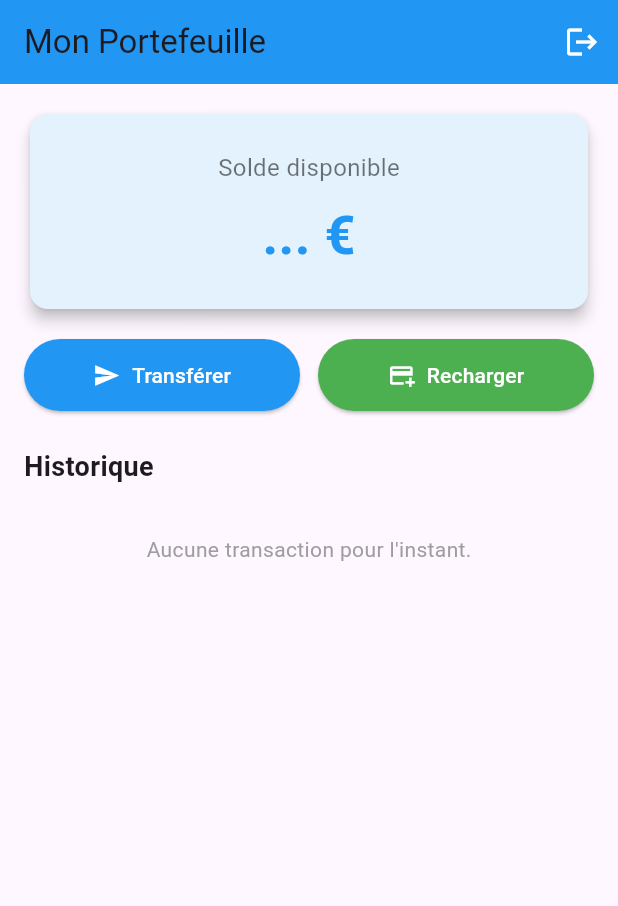
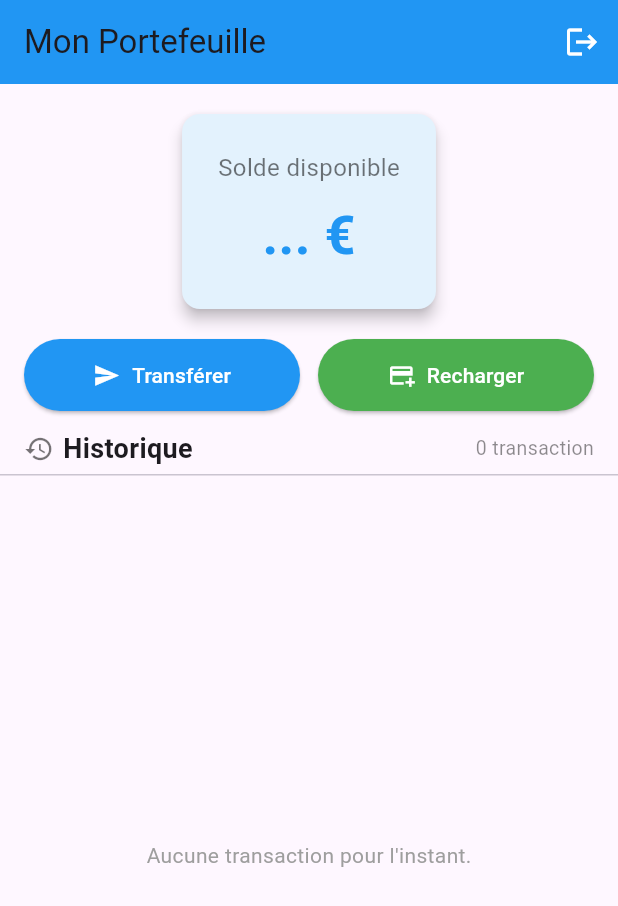
Before and after one commit to roor-killa/mobileapp-2026, a Flutter app: the WalletScreen screen opened directly, on a phone screen of 412 x 824 dp. Shown: the top 906 px of the screen. Run offline on Flutter 3.47's test engine with Material 3 defaults, Android fonts, the phone set to English and light mode, and no system bars; our stand-ins replace flutter_secure_storage; missing offline and left inert: flutter_stripe; accounts and stored records are empty; network calls fail.

Commit message:
UI : historique défilant et confirmation avant transfert
- wallet_screen : en-tête fixe (solde + boutons), liste défilante
  indépendante avec compteur de transactions et avatars colorés
- transfer_screen : popup AlertDialog de confirmation (destinataire +
  montant) avec boutons Annuler / Confirmer avant d'exécuter le transfert

Co-Authored-By: Claude Sonnet 4.6 <noreply@anthropic.com>

```diff
--- a/project/firstapp/lib/screens/wallet_screen.dart
+++ b/project/firstapp/lib/screens/wallet_screen.dart
@@ -67,10 +67,12 @@ class _WalletScreenState extends State<WalletScreen> {
       ),
       body: _isLoading
           ? const Center(child: CircularProgressIndicator())
-          : RefreshIndicator(
-              onRefresh: _loadData,
-              child: ListView(
-                padding: const EdgeInsets.all(16),
+          : Column(
+              children: [
+                // ── En-tête fixe ──────────────────────────────────────────
+                Padding(
+                  padding: const EdgeInsets.fromLTRB(16, 16, 16, 8),
+                  child: Column(
                     children: [
                       // Carte solde
                       Card(
@@ -123,7 +125,6 @@ class _WalletScreenState extends State<WalletScreen> {
                           const SizedBox(width: 12),
                           Expanded(
                             child: ElevatedButton.icon(
-                          // Stripe PaymentSheet = natif uniquement (pas web)
                               onPressed: kIsWeb ? null : () async {
                                 await Navigator.push(
                                   context,
@@ -142,28 +143,50 @@ class _WalletScreenState extends State<WalletScreen> {
                           ),
                         ],
                       ),
-                  const SizedBox(height: 24),
+                    ],
+                  ),
+                ),
 
-                  // Historique des transactions
+                // ── Titre historique ──────────────────────────────────────
+                Padding(
+                  padding: const EdgeInsets.symmetric(horizontal: 16, vertical: 4),
+                  child: Row(
+                    children: [
+                      const Icon(Icons.history, size: 20, color: Colors.black54),
+                      const SizedBox(width: 6),
                       const Text(
                         'Historique',
                         style: TextStyle(fontSize: 18, fontWeight: FontWeight.bold),
                       ),
-                  const SizedBox(height: 8),
-                  if (_transactions.isEmpty)
-                    const Center(
-                      child: Padding(
-                        padding: EdgeInsets.all(24),
+                      const Spacer(),
+                      Text(
+                        '${_transactions.length} transaction${_transactions.length > 1 ? 's' : ''}',
+                        style: const TextStyle(fontSize: 13, color: Colors.black45),
+                      ),
+                    ],
+                  ),
+                ),
+                const Divider(height: 1),
+
+                // ── Liste défilante ───────────────────────────────────────
+                Expanded(
+                  child: _transactions.isEmpty
+                      ? const Center(
                           child: Text(
                             'Aucune transaction pour l\'instant.',
                             style: TextStyle(color: Colors.grey),
                           ),
+                        )
+                      : RefreshIndicator(
+                          onRefresh: _loadData,
+                          child: ListView.builder(
+                            padding: const EdgeInsets.symmetric(horizontal: 12, vertical: 8),
+                            itemCount: _transactions.length,
+                            itemBuilder: (_, i) => _buildTransactionTile(_transactions[i]),
                           ),
-                    )
-                  else
-                    ..._transactions.map((t) => _buildTransactionTile(t)),
+                        ),
+                ),
               ],
-              ),
             ),
     );
   }
@@ -188,7 +211,10 @@ class _WalletScreenState extends State<WalletScreen> {
     return Card(
       margin: const EdgeInsets.symmetric(vertical: 4),
       child: ListTile(
-        leading: Icon(icon, color: isPositive ? Colors.green : Colors.red),
+        leading: CircleAvatar(
+          backgroundColor: isPositive ? Colors.green.shade50 : Colors.red.shade50,
+          child: Icon(icon, color: isPositive ? Colors.green : Colors.red, size: 20),
+        ),
         title: Text(label),
         subtitle: Text(t.createdAt.toLocal().toString().substring(0, 16)),
         trailing: Text(
```
Also changed, not shown: project/firstapp/lib/screens/transfer_screen.dart (+83 -2 lines). Lines whose indentation alone changed are shown as unchanged.
